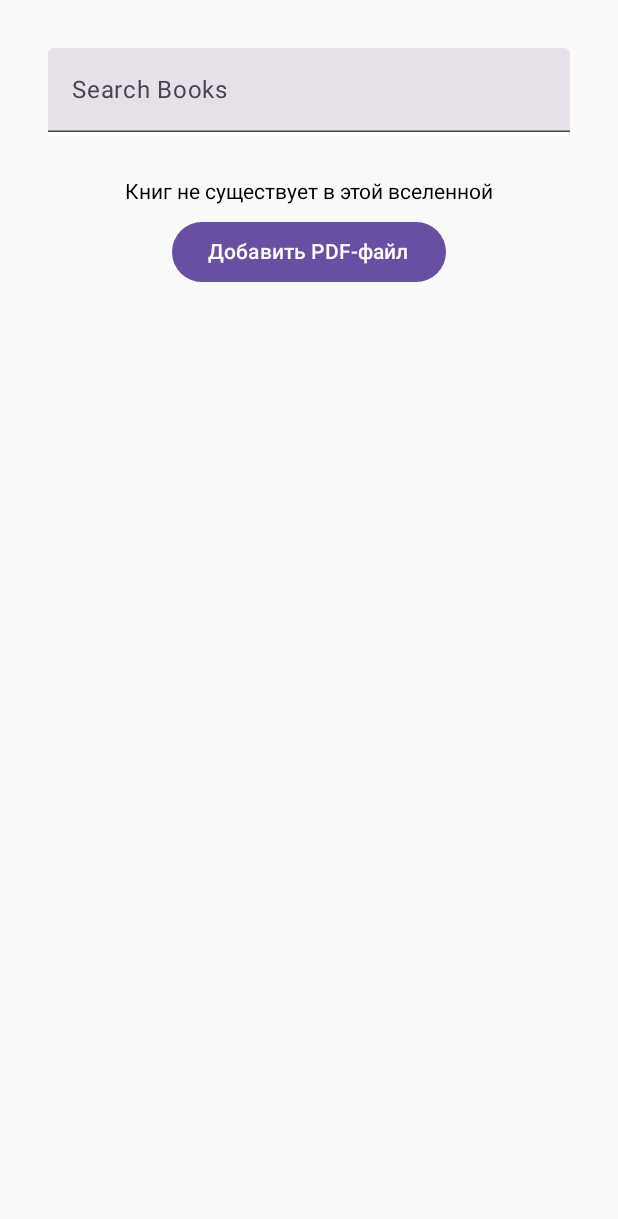
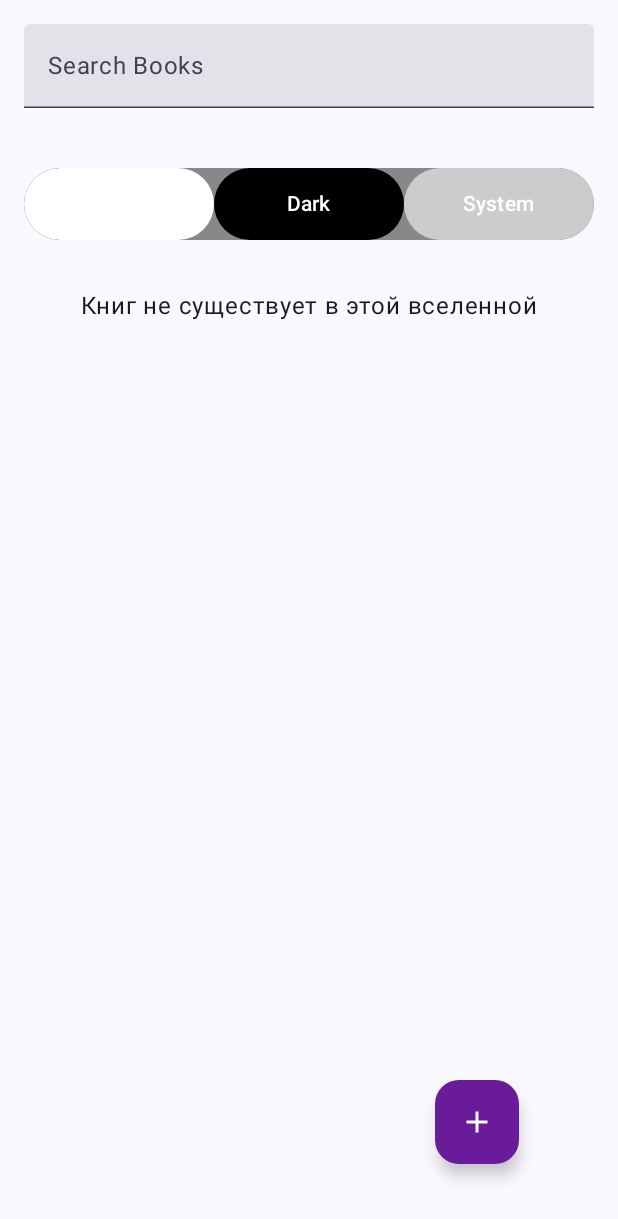
Before and after one commit to Forgenbumik/MyBooksApp, an Android app built with Jetpack Compose: the screen it shows after launch (MainActivity), on a phone screen of 412 x 824 dp. Shown: the top 1219 px of the screen. Run offline under Robolectric (Android 15) with nearby library versions, the phone set to English and light mode, and no system bars.

Commit message:
изменение дизайна

```diff
--- a/app/src/main/java/com/example/mybooksapp/MainActivity.kt
+++ b/app/src/main/java/com/example/mybooksapp/MainActivity.kt
@@ -9,24 +9,41 @@ import androidx.activity.ComponentActivity
 import androidx.activity.compose.setContent
 import androidx.activity.result.contract.ActivityResultContracts
 import androidx.activity.viewModels
+import androidx.compose.foundation.background
 import androidx.compose.foundation.clickable
+import androidx.compose.foundation.isSystemInDarkTheme
 import androidx.compose.foundation.layout.*
 import androidx.compose.foundation.lazy.LazyColumn
 import androidx.compose.foundation.lazy.items
+import androidx.compose.foundation.shape.RoundedCornerShape
 import androidx.compose.material.icons.Icons
+import androidx.compose.material.icons.filled.Add
 import androidx.compose.material.icons.filled.Delete
 import androidx.compose.material3.Button
+import androidx.compose.material3.ButtonDefaults
+import androidx.compose.material3.Divider
+import androidx.compose.material3.FloatingActionButton
+import androidx.compose.material3.HorizontalDivider
 import androidx.compose.material3.Icon
 import androidx.compose.material3.IconButton
+import androidx.compose.material3.Scaffold
 import androidx.compose.material3.Text
 import androidx.compose.material3.TextField
 import androidx.compose.runtime.*
 import androidx.compose.ui.Alignment
 import androidx.compose.ui.Modifier
+import androidx.compose.ui.draw.clip
+import androidx.compose.ui.graphics.Color
 import androidx.compose.ui.unit.dp
 import androidx.lifecycle.viewmodel.compose.viewModel
+import com.example.mybooksapp.ui.theme.MyBooksAppTheme
+
+enum class Theme{
+    LIGHT, DARK, SYSTEM
+}
 
 class MainActivity : ComponentActivity() {
+
     private val viewModel: AppViewModel by viewModels()
 
     private var selectedPdfUri: Uri? = null
@@ -35,11 +52,12 @@ class MainActivity : ComponentActivity() {
         super.onCreate(savedInstanceState)
         viewModel.loadBooks()
         setContent {
+            MyBooksAppTheme {
                 MainScreen(
                     onPickFile = { selectPdfFile() },
                     onBookClick = { book -> onBookClick(book) },
-                onDelete = {book -> deleteBook(book) }
-            )
+                    onDelete = {book -> deleteBook(book) })
+            }
         }
     }
 
@@ -173,24 +191,100 @@ fun MainScreen(
     onBookClick: (Book) -> Unit,
     onDelete: (Book) -> Unit
 ) {
+    var currentTheme by remember { mutableStateOf(Theme.SYSTEM) }
     val books by viewModel.books.collectAsState()
     val searchQuery by viewModel.searchQuery.collectAsState()
+
+    MyBooksAppTheme(darkTheme = when (currentTheme) {
+        Theme.LIGHT -> false
+        Theme.DARK -> true
+        Theme.SYSTEM -> isSystemInDarkTheme()
+    }) {
+        Scaffold(
+            floatingActionButton = {
+                FloatingActionButton(
+                    onClick = onPickFile,
+                    containerColor = Color(0xFF6A1B9A),
+                    modifier = Modifier.padding(bottom = 32.dp, end=50.dp)
+                ) {
+                    Icon(Icons.Default.Add, contentDescription = "Добавить PDF-файл", tint = Color.White)
+                }
+            }
+        )
+        { paddingValues ->
             Column(
                 modifier = Modifier
                     .fillMaxSize()
-            .padding(16.dp),
+                    .padding(paddingValues),
                 verticalArrangement = Arrangement.spacedBy(8.dp),
                 horizontalAlignment = Alignment.CenterHorizontally
             ) {
                 SearchBar(searchQuery, viewModel)
+                ThemeSwitcher(
+                    onLightThemeSelected = { currentTheme = Theme.LIGHT },
+                    onDarkThemeSelected = { currentTheme = Theme.DARK },
+                    onSystemThemeSelected = { currentTheme = Theme.SYSTEM },
+                    selectedTheme = currentTheme.name
+                )
                 BooksList(books, onBookClick = onBookClick, onDelete = onDelete, modifier = Modifier)
                 if (books.isEmpty()) {
                     Text("Книг не существует в этой вселенной")
                 }
+            }
+
+        }
+    }
+
+
+}
+
+@Composable
+fun ThemeSwitcher(
+    onLightThemeSelected: () -> Unit,
+    onDarkThemeSelected: () -> Unit,
+    onSystemThemeSelected: () -> Unit,
+    selectedTheme: String
+) {
+    Row(
+        modifier = Modifier
+            .padding(16.dp)
+            .clip(RoundedCornerShape(50))
+            .background(Color.Gray)
+            .height(48.dp)
+            .fillMaxWidth()
+    ) {
         Button(
-            onClick = onPickFile
+            onClick = onLightThemeSelected,
+            modifier = Modifier
+                .weight(1f)
+                .fillMaxHeight(),
+            colors = ButtonDefaults.buttonColors(
+                containerColor = if (selectedTheme == "Light") Color.Yellow else Color.White
+            )
         ) {
-            Text("Добавить PDF-файл")
+            Text("Light")
+        }
+        Button(
+            onClick = onDarkThemeSelected,
+            modifier = Modifier
+                .weight(1f)
+                .fillMaxHeight(),
+            colors = ButtonDefaults.buttonColors(
+                containerColor = if (selectedTheme == "Dark") Color.Yellow else Color.Black
+            )
+        ) {
+            Text("Dark", color = Color.White)
+        }
+        Button(
+            onClick = onSystemThemeSelected,
+            modifier = Modifier
+                .weight(1f)
+                .fillMaxHeight(),
+            colors = ButtonDefaults.buttonColors(
+                containerColor = if (selectedTheme == "System") Color.Yellow else Color.LightGray
+            )
+        ) {
+            Text("System")
         }
     }
 }
@@ -217,6 +311,7 @@ fun BooksList(books: List<Book>, onBookClick: (Book) -> Unit, onDelete: (Book) -
     ) {
         items(books) { book ->
             BookInfo(book, onClick = onBookClick, onDelete = onDelete)
+            HorizontalDivider() // Добавляем линию после каждого элемента
         }
     }
 }
```
Lines whose indentation alone changed are shown as unchanged.
